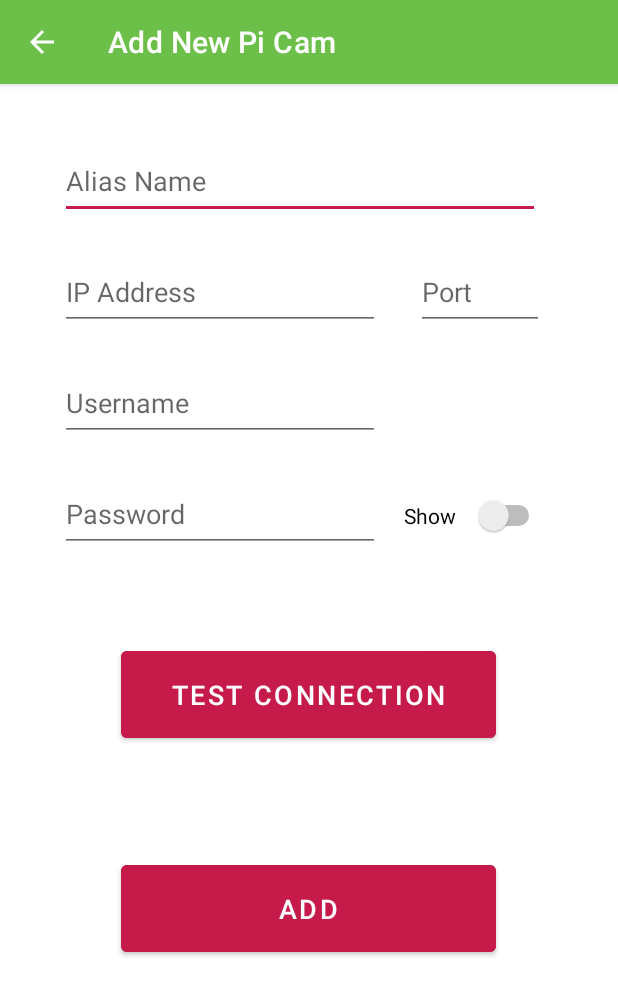
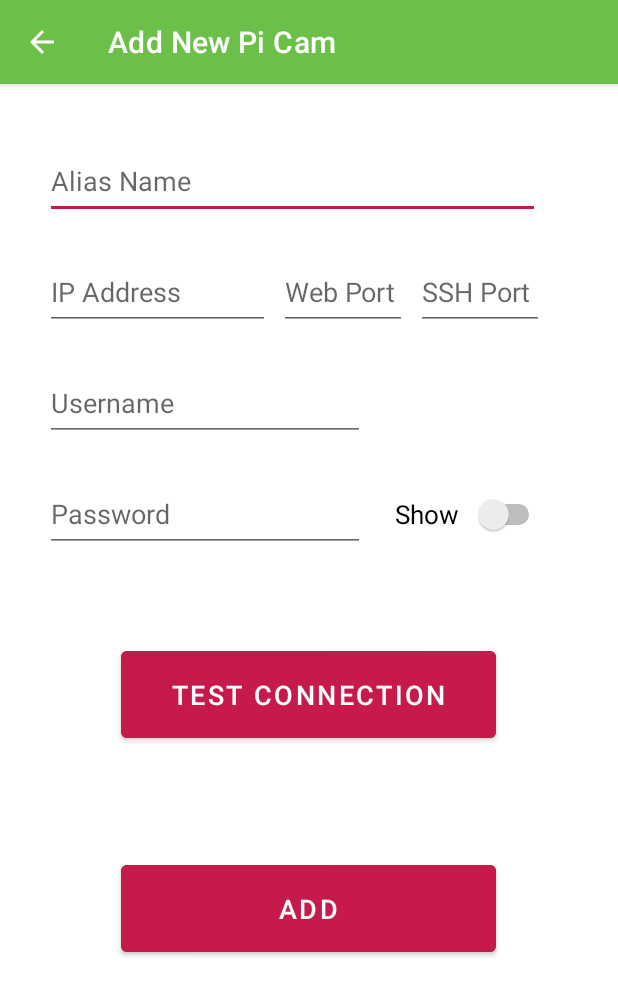
Before and after one commit to sudoashraf/myPiCams, an Android app: the screen it shows after launch (AddActivity), after a tap on an icon or button, on a phone screen of 412 x 824 dp. Shown: the top 996 px of the screen. Run offline under Robolectric (Android 15) with nearby library versions, the phone set to English and light mode, and no system bars; libraries missing offline, so code that uses them is left out: com.jcraft.jsch.

Commit message:
improved functionality

```diff
--- a/app/src/main/java/in/ashrafsiddiqui/picams/CustomAdapter.java
+++ b/app/src/main/java/in/ashrafsiddiqui/picams/CustomAdapter.java
@@ -17,16 +17,17 @@ public class CustomAdapter extends RecyclerView.Adapter<CustomAdapter.MyViewHold
 
     private final Context context;
     Activity activity;
-    private ArrayList id, alias, ip, port, uname, pass;
+    private ArrayList id, alias, ip, web_port, ssh_port, uname, pass;
 
-    CustomAdapter(Activity activity, Context context, ArrayList id, ArrayList alias, ArrayList ip, ArrayList port,
-                  ArrayList uname, ArrayList pass){
+    CustomAdapter(Activity activity, Context context, ArrayList id, ArrayList alias, ArrayList ip, ArrayList web_port,
+                  ArrayList ssh_port, ArrayList uname, ArrayList pass){
         this.activity = activity;
         this.context = context;
         this.id = id;
         this.alias = alias;
         this.ip = ip;
-        this.port = port;
+        this.web_port = web_port;
+        this.ssh_port = ssh_port;
         this.uname = uname;
         this.pass = pass;
     }
@@ -41,14 +42,16 @@ public class CustomAdapter extends RecyclerView.Adapter<CustomAdapter.MyViewHold
     @Override
     public void onBindViewHolder(@NonNull MyViewHolder holder, final int position) {
         holder.alias_txt.setText(String.valueOf(alias.get(position)));
-        holder.ip_txt.setText(String.valueOf(ip.get(position)));
-        holder.port_txt.setText(String.valueOf(port.get(position)));
+        holder.ip_txt.setText("IP: " + String.valueOf(ip.get(position)));
+        holder.webport_txt.setText("Web: " + String.valueOf(web_port.get(position)));
+        holder.sshport_txt.setText("SSH: " + String.valueOf(ssh_port.get(position)));
         holder.mainLayout.setOnClickListener(view -> {
             Intent intent = new Intent(context, EditActivity.class);
             intent.putExtra("id", String.valueOf(id.get(position)));
             intent.putExtra("alias", String.valueOf(alias.get(position)));
             intent.putExtra("ip", String.valueOf(ip.get(position)));
-            intent.putExtra("port", String.valueOf(port.get(position)));
+            intent.putExtra("web_port", String.valueOf(web_port.get(position)));
+            intent.putExtra("ssh_port", String.valueOf(ssh_port.get(position)));
             intent.putExtra("uname", String.valueOf(uname.get(position)));
             intent.putExtra("pass", String.valueOf(pass.get(position)));
             activity.startActivityForResult(intent, 1);
@@ -63,13 +66,14 @@ public class CustomAdapter extends RecyclerView.Adapter<CustomAdapter.MyViewHold
     public static class MyViewHolder extends RecyclerView.ViewHolder {
 
         LinearLayout mainLayout;
-        TextView alias_txt, ip_txt, port_txt;
+        TextView alias_txt, ip_txt, webport_txt, sshport_txt;
 
         public MyViewHolder(@NonNull View itemView) {
             super(itemView);
             alias_txt = itemView.findViewById(R.id.alias_txt);
             ip_txt = itemView.findViewById(R.id.ip_txt);
-            port_txt = itemView.findViewById(R.id.port_txt);
+            webport_txt = itemView.findViewById(R.id.webport_txt);
+            sshport_txt = itemView.findViewById(R.id.sshport_txt);
             mainLayout = itemView.findViewById(R.id.mainLayout);
         }
     }
--- a/app/src/main/java/in/ashrafsiddiqui/picams/MainActivity.java
+++ b/app/src/main/java/in/ashrafsiddiqui/picams/MainActivity.java
@@ -16,7 +16,7 @@ public class MainActivity extends AppCompatActivity {
     RecyclerView recyclerView;
     FloatingActionButton createBtn;
     MyDatabaseHelper myDB;
-    ArrayList<String> id,alias,ip,port,uname,pass;
+    ArrayList<String> id,alias,ip,web_port,ssh_port,uname,pass;
     CustomAdapter customAdapter;
 
     @Override
@@ -34,13 +34,14 @@ public class MainActivity extends AppCompatActivity {
         id = new ArrayList<>();
         alias = new ArrayList<>();
         ip = new ArrayList<>();
-        port = new ArrayList<>();
+        web_port = new ArrayList<>();
+        ssh_port = new ArrayList<>();
         uname = new ArrayList<>();
         pass = new ArrayList<>();
 
         storeDataInArrays();
 
-        customAdapter = new CustomAdapter(MainActivity.this,this, id, alias, ip, port, uname, pass);
+        customAdapter = new CustomAdapter(MainActivity.this,this, id, alias, ip, web_port, ssh_port, uname, pass);
         recyclerView.setAdapter(customAdapter);
         recyclerView.setLayoutManager(new LinearLayoutManager(MainActivity.this));
     }
@@ -60,9 +61,10 @@ public class MainActivity extends AppCompatActivity {
                 id.add(cursor.getString(0));
                 alias.add(cursor.getString(1));
                 ip.add(cursor.getString(2));
-                port.add(cursor.getString(3));
-                uname.add(cursor.getString(4));
-                pass.add(cursor.getString(5));
+                web_port.add(cursor.getString(3));
+                ssh_port.add(cursor.getString(4));
+                uname.add(cursor.getString(5));
+                pass.add(cursor.getString(6));
             }
         }
     }
--- a/app/src/main/java/in/ashrafsiddiqui/picams/MyDatabaseHelper.java
+++ b/app/src/main/java/in/ashrafsiddiqui/picams/MyDatabaseHelper.java
@@ -18,7 +18,8 @@ public class MyDatabaseHelper extends SQLiteOpenHelper {
     private static final String COLUMN_ID = "id";
     private static final String COLUMN_ALIAS = "alias";
     private static final String COLUMN_IP = "ip";
-    private static final String COLUMN_PORT = "port";
+    private static final String COLUMN_WEBPORT = "web_port";
+    private static final String COLUMN_SSHPORT = "ssh_port";
     private static final String COLUMN_UNAME = "uname";
     private static final String COLUMN_PASS = "pass";
 
@@ -34,7 +35,8 @@ public class MyDatabaseHelper extends SQLiteOpenHelper {
                 " (" + COLUMN_ID + " INTEGER PRIMARY KEY AUTOINCREMENT, " +
                 COLUMN_ALIAS + " TEXT, " +
                 COLUMN_IP + " TEXT, " +
-                COLUMN_PORT + " TEXT, " +
+                COLUMN_WEBPORT + " TEXT, " +
+                COLUMN_SSHPORT + " TEXT, " +
                 COLUMN_UNAME + " TEXT, " +
                 COLUMN_PASS + " TEXT);";
         db.execSQL(query);
@@ -48,13 +50,14 @@ public class MyDatabaseHelper extends SQLiteOpenHelper {
 
     }
 
-    void addPiCam(String alias, String ip, String port, String uname, String pass){
+    void addPiCam(String alias, String ip, String web_port, String ssh_port, String uname, String pass){
         SQLiteDatabase db = this.getWritableDatabase();
         ContentValues cv = new ContentValues();
 
         cv.put(COLUMN_ALIAS, alias);
         cv.put(COLUMN_IP, ip);
-        cv.put(COLUMN_PORT, port);
+        cv.put(COLUMN_WEBPORT, web_port);
+        cv.put(COLUMN_SSHPORT, ssh_port);
         cv.put(COLUMN_UNAME, uname);
         cv.put(COLUMN_PASS, pass);
 
@@ -78,12 +81,13 @@ public class MyDatabaseHelper extends SQLiteOpenHelper {
         return cursor;
     }
 
-    void updateData(String row_id, String alias, String ip, String port, String uname, String pass){
+    void updateData(String row_id, String alias, String ip, String web_port, String ssh_port, String uname, String pass){
         SQLiteDatabase db = this.getWritableDatabase();
         ContentValues cv = new ContentValues();
         cv.put(COLUMN_ALIAS, alias);
         cv.put(COLUMN_IP, ip);
-        cv.put(COLUMN_PORT, port);
+        cv.put(COLUMN_WEBPORT, web_port);
+        cv.put(COLUMN_SSHPORT, ssh_port);
         cv.put(COLUMN_UNAME, uname);
         cv.put(COLUMN_PASS, pass);
 
--- a/app/src/main/res/layout/activity_add.xml
+++ b/app/src/main/res/layout/activity_add.xml
@@ -9,9 +9,9 @@
 
     <EditText
         android:id="@+id/alias_input"
-        android:layout_width="320dp"
+        android:layout_width="330dp"
         android:layout_height="50dp"
-        android:layout_marginStart="40dp"
+        android:layout_marginStart="30dp"
         android:layout_marginTop="40dp"
         android:ems="10"
         android:hint="@string/alias"
@@ -26,9 +26,9 @@
 
         <EditText
             android:id="@+id/ip_input"
-            android:layout_width="wrap_content"
+            android:layout_width="150dp"
             android:layout_height="50dp"
-            android:layout_marginStart="40dp"
+            android:layout_marginStart="30dp"
             android:layout_marginTop="24dp"
             android:ems="10"
             android:hint="@string/ip"
@@ -38,15 +38,27 @@
             app:layout_constraintTop_toBottomOf="@+id/alias_input" />
 
         <EditText
-            android:id="@+id/port_input"
+            android:id="@+id/web_port_input"
             android:layout_width="85dp"
             android:layout_height="50dp"
-            android:layout_marginStart="24dp"
+            android:layout_marginStart="6dp"
             android:layout_marginTop="24dp"
             android:ems="10"
-            android:hint="@string/port"
+            android:hint="@string/web_port"
             android:inputType="number"
             app:layout_constraintStart_toEndOf="@+id/ip_input"
+            app:layout_constraintTop_toBottomOf="@+id/alias_input" />
+
+        <EditText
+            android:id="@+id/ssh_port_input"
+            android:layout_width="85dp"
+            android:layout_height="50dp"
+            android:layout_marginStart="6dp"
+            android:layout_marginTop="24dp"
+            android:ems="10"
+            android:hint="@string/ssh_port"
+            android:inputType="number"
+            app:layout_constraintStart_toEndOf="@+id/port_input"
             app:layout_constraintTop_toBottomOf="@+id/alias_input" />
 
     </LinearLayout>
@@ -55,7 +67,7 @@
         android:id="@+id/uname_input"
         android:layout_width="wrap_content"
         android:layout_height="50dp"
-        android:layout_marginStart="40dp"
+        android:layout_marginStart="30dp"
         android:layout_marginTop="24dp"
         android:ems="10"
         android:hint="@string/uname"
@@ -72,7 +84,7 @@
             android:id="@+id/pass_input"
             android:layout_width="wrap_content"
             android:layout_height="50dp"
-            android:layout_marginStart="40dp"
+            android:layout_marginStart="30dp"
             android:layout_marginTop="24dp"
             android:ems="10"
             android:hint="@string/pass"
@@ -82,11 +94,12 @@
 
         <Switch
             android:id="@+id/showHide"
-            android:layout_width="94dp"
+            android:layout_width="100dp"
             android:layout_height="50dp"
-            android:layout_marginStart="16dp"
+            android:layout_marginStart="20dp"
             android:layout_marginTop="24dp"
             android:text="@string/show"
+            android:textSize="17sp"
             app:layout_constraintStart_toEndOf="@+id/pass_input"
             app:layout_constraintTop_toBottomOf="@+id/uname_input"
             tools:ignore="UseSwitchCompatOrMaterialXml" />
--- a/app/src/main/res/values/strings.xml
+++ b/app/src/main/res/values/strings.xml
@@ -10,7 +10,8 @@
     <string name="uname">Username</string>
     <string name="pass">Password</string>
     <string name="ip">IP Address</string>
-    <string name="port">Port</string>
+    <string name="web_port">Web Port</string>
+    <string name="ssh_port">SSH Port</string>
     <string name="connect">connect</string>
     <string name="connSuccess">Connection Successful!</string>
     <string name="connFailed">Connection Failed!</string>
```
Also changed, not shown: app/src/main/java/in/ashrafsiddiqui/picams/AddActivity.java (+23 -17 lines), app/src/main/java/in/ashrafsiddiqui/picams/CamActivity.java (+5 -4 lines), app/src/main/java/in/ashrafsiddiqui/picams/EditActivity.java (+31 -21 lines), app/src/main/java/in/ashrafsiddiqui/picams/SSHCommand.java (+4 -4 lines), app/src/main/res/layout/activity_edit.xml (+26 -13 lines), app/src/main/res/layout/my_row.xml (+13 -3 lines).
